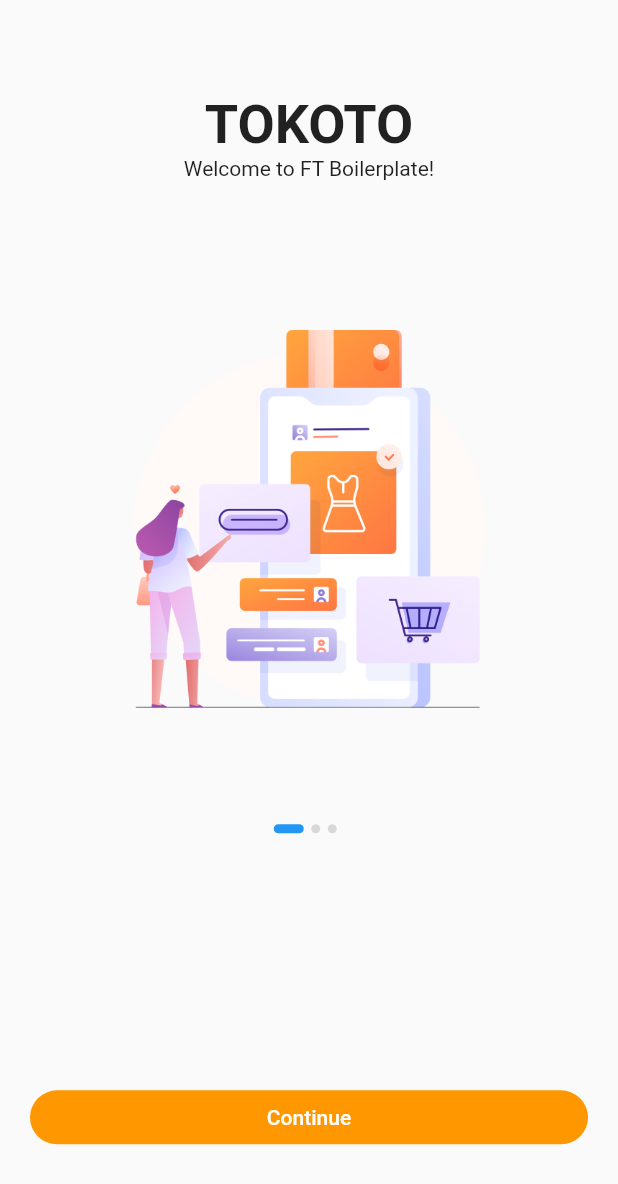
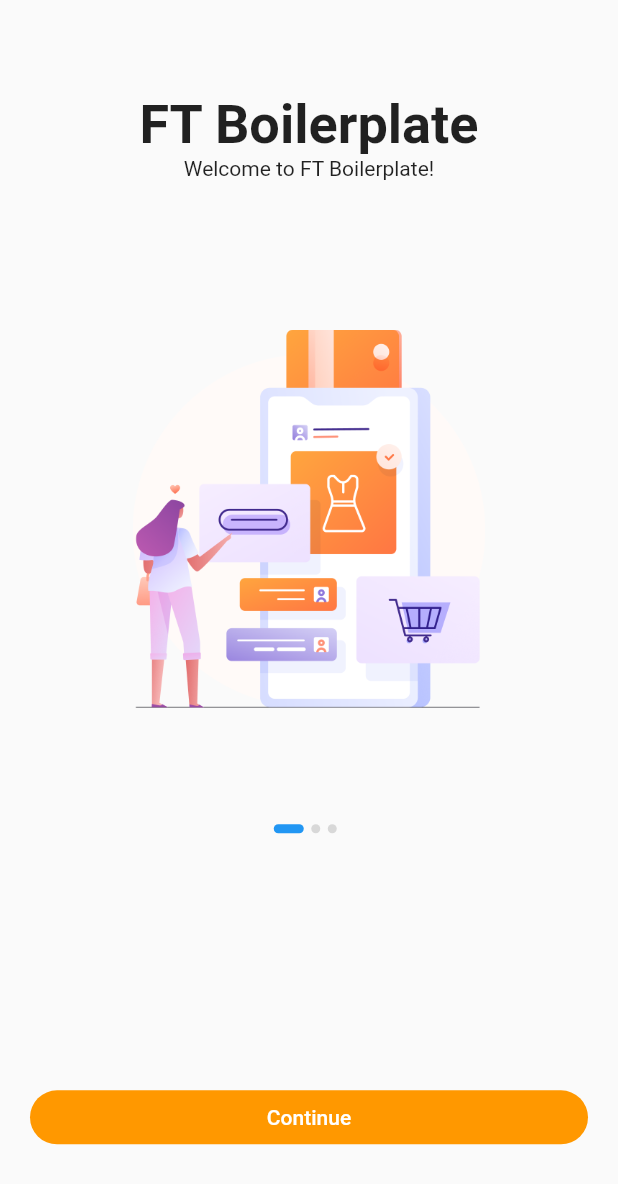
Before and after one commit to RadiRS/flutter-boilerplate, a Flutter app: the screen it shows after launch, on a phone screen of 412 x 824 dp. Shown: the top 1184 px of the screen. Run offline on Flutter 3.47's test engine with Material 2 defaults, Android fonts, the phone set to English and light mode, and no system bars; generated files the repository leaves out were written again.

Commit message:
Changed onboarding title

```diff
--- a/lib/screens/onboarding/onboarding_ui.screen.dart
+++ b/lib/screens/onboarding/onboarding_ui.screen.dart
@@ -122,7 +122,7 @@ class SplashContent extends StatelessWidget {
         children: <Widget>[
           Spacer(),
           Text(
-            "TOKOTO",
+            "FT Boilerplate",
             style: TextStyle(
               fontSize: 36,
               // color: kPrimaryColor,
```
